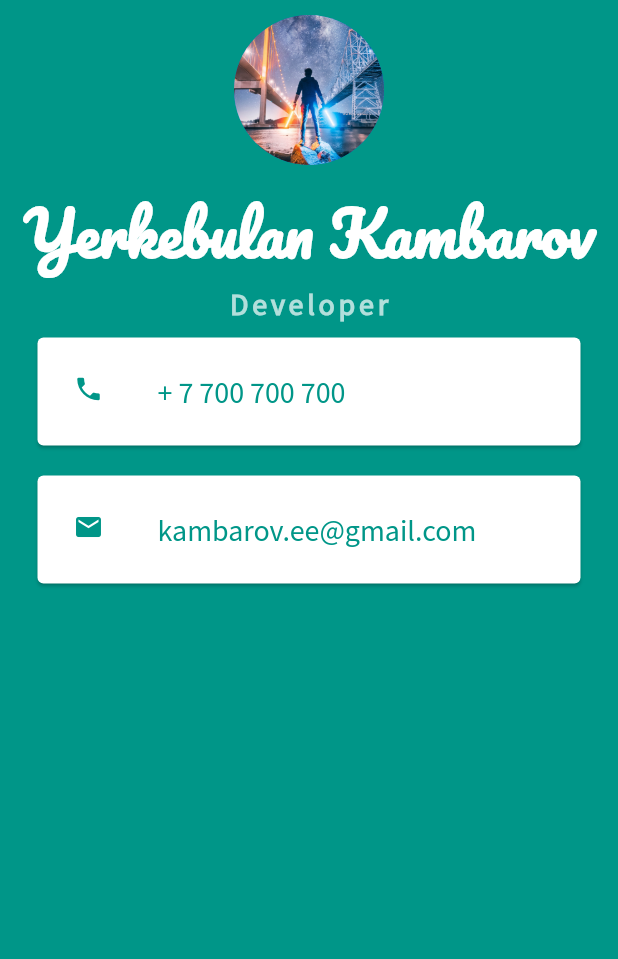
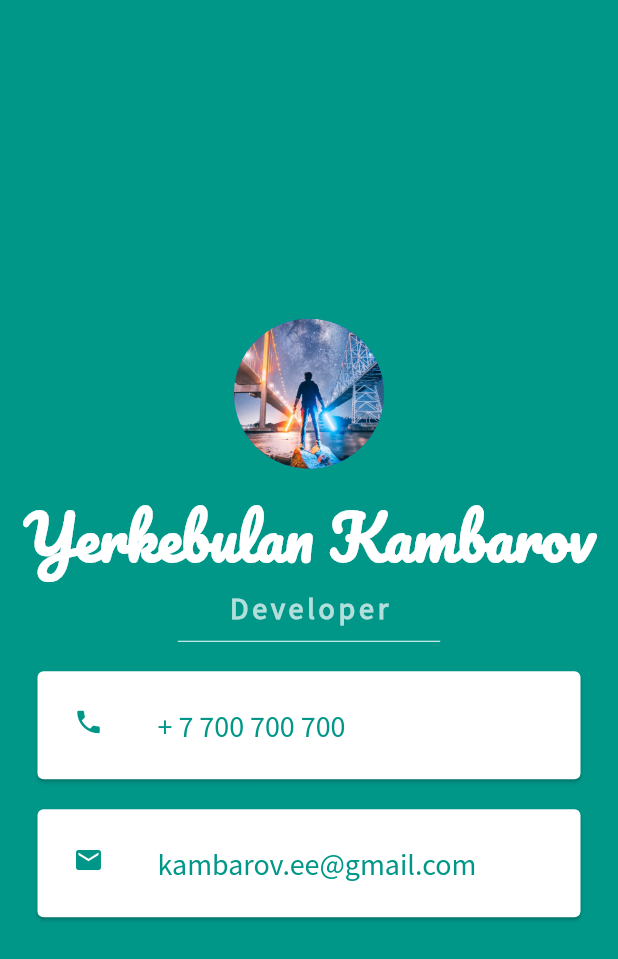
Before and after one commit to kambarovee/main-information-card, a Flutter app: the screen it shows after launch, on a phone screen of 412 x 824 dp. Shown: the top 959 px of the screen. Run offline on Flutter 3.47's test engine with Material 2 defaults, Android fonts, the phone set to English and light mode, and no system bars.

Commit message:
Сentered the column and added line below 'Developer' text

```diff
--- a/lib/main.dart
+++ b/lib/main.dart
@@ -13,6 +13,7 @@ class MyApp extends StatelessWidget {
         child: Scaffold(
           backgroundColor: Colors.teal,
           body: Column(
+            mainAxisAlignment: MainAxisAlignment.center,
             children: <Widget>[
               Container(
                 margin: EdgeInsets.symmetric(vertical: 10.0, horizontal: 5.0),
@@ -37,6 +38,11 @@ class MyApp extends StatelessWidget {
                     color: Colors.teal.shade100,
                     fontSize: 20.0,
                     fontWeight: FontWeight.bold),
+              ),
+              SizedBox(
+                child: Divider(color: Colors.white),
+                height: 20.0,
+                width: 175.0,
               ),
               Card(
                 color: Colors.white,
```
